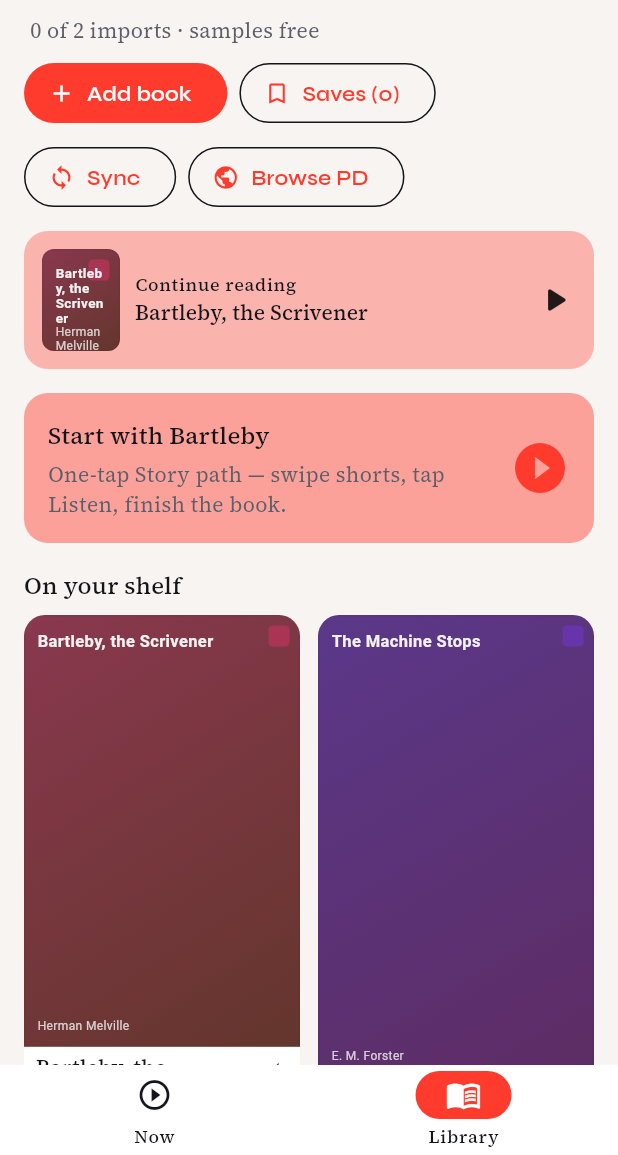
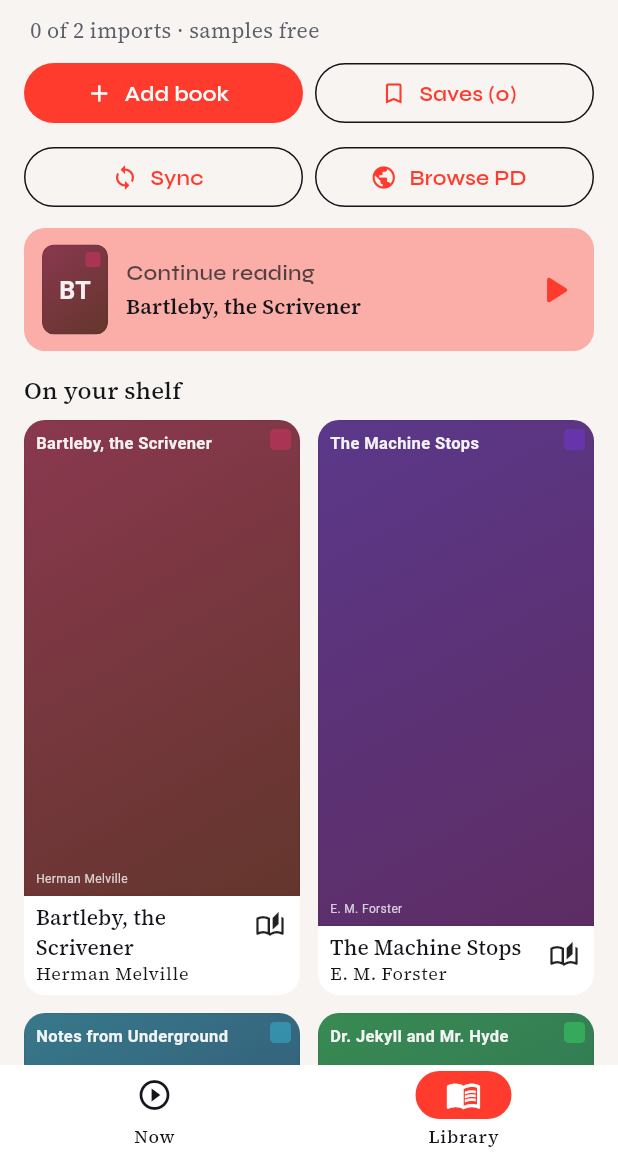
Before and after one commit to rya889/Flick, a Flutter app: the screen it shows after launch, on a phone screen of 412 x 824 dp, the part 81-1236 px from its top. Run offline on Flutter 3.47's test engine with Material 3 defaults, Android fonts, the phone set to English and light mode, and no system bars; our stand-ins replace drift, drift_flutter, file_picker, flutter_tts, google_fonts, share_plus and 1 more; missing offline and left inert: purchases_flutter; accounts and stored records are empty; generated files the repository leaves out were written again; network calls fail; Roboto replaces fonts that are missing (Literata).

Commit message:
Fix Library hero cover overflow and tighten spacing
Use compact monogram covers in small slots, constrain hero thumbnails,
restore three-line Continue reading copy, and equal-width action rows.

Co-authored-by: rya889 <rya889@users.noreply.github.com>

```diff
--- a/app/lib/screens/library_screen.dart
+++ b/app/lib/screens/library_screen.dart
@@ -64,11 +64,12 @@ class _LibraryScreenState extends State<LibraryScreen> {
         ),
         Padding(
           padding: const EdgeInsets.symmetric(horizontal: 16),
-          child: Wrap(
-            spacing: 8,
-            runSpacing: 8,
+          child: Column(
             children: [
-              FilledButton.icon(
+              Row(
+                children: [
+                  Expanded(
+                    child: FilledButton.icon(
                       onPressed: _importing ? null : () => _showAddBook(context),
                       icon: _importing
                           ? const SizedBox(
@@ -79,17 +80,30 @@ class _LibraryScreenState extends State<LibraryScreen> {
                           : const Icon(Icons.add),
                       label: Text(_importing ? 'Importing…' : 'Add book'),
                     ),
-              OutlinedButton.icon(
+                  ),
+                  const SizedBox(width: 8),
+                  Expanded(
+                    child: OutlinedButton.icon(
                       onPressed: () => _showBookmarks(context),
                       icon: const Icon(Icons.bookmark_outline),
                       label: Text('Saves (${c.saves.length})'),
                     ),
-              OutlinedButton.icon(
+                  ),
+                ],
+              ),
+              const SizedBox(height: 8),
+              Row(
+                children: [
+                  Expanded(
+                    child: OutlinedButton.icon(
                       onPressed: () => showSyncSheet(context),
                       icon: const Icon(Icons.sync),
                       label: const Text('Sync'),
                     ),
-              OutlinedButton.icon(
+                  ),
+                  const SizedBox(width: 8),
+                  Expanded(
+                    child: OutlinedButton.icon(
                       onPressed: () {
                         Navigator.of(context).push(
                           MaterialPageRoute<void>(
@@ -100,10 +114,13 @@ class _LibraryScreenState extends State<LibraryScreen> {
                       icon: const Icon(Icons.public),
                       label: const Text('Browse PD'),
                     ),
+                  ),
+                ],
+              ),
             ],
           ),
         ),
-        const SizedBox(height: 12),
+        const SizedBox(height: 10),
         Expanded(
           child: c.books.isEmpty
               ? LibraryEmptyState(
@@ -116,7 +133,8 @@ class _LibraryScreenState extends State<LibraryScreen> {
                   children: [
                     if (c.continueReadingBook != null)
                       _ContinueReadingCard(book: c.continueReadingBook!),
-                    if (c.books.any((b) => b.id == kBartlebySampleId))
+                    if (c.books.any((b) => b.id == kBartlebySampleId) &&
+                        c.continueReadingBook?.id != kBartlebySampleId)
                       _BartlebyDogfoodCard(
                         completed: c.isBookCompleted(kBartlebySampleId),
                         onStory: () async {
@@ -125,6 +143,9 @@ class _LibraryScreenState extends State<LibraryScreen> {
                           await c.openBook(book);
                         },
                       ),
+                    if (c.continueReadingBook != null ||
+                        c.books.any((b) => b.id == kBartlebySampleId))
+                      const SizedBox(height: 4),
                     Text(
                       'On your shelf',
                       style: Theme.of(context).textTheme.titleMedium,
@@ -385,6 +406,104 @@ class _LibraryScreenState extends State<LibraryScreen> {
   }
 }
 
+class _LibraryHeroCard extends StatelessWidget {
+  const _LibraryHeroCard({
+    required this.leadingWidth,
+    required this.leadingHeight,
+    required this.leading,
+    required this.title,
+    required this.subtitle,
+    this.detail,
+    required this.trailing,
+    required this.onTap,
+  });
+
+  final double leadingWidth;
+  final double leadingHeight;
+  final Widget leading;
+  final String title;
+  final String subtitle;
+  final String? detail;
+  final Widget trailing;
+  final VoidCallback onTap;
+
+  static const _coverWidth = 44.0;
+  static const _coverHeight = 60.0;
+
+  @override
+  Widget build(BuildContext context) {
+    final scheme = Theme.of(context).colorScheme;
+    final textScaler = MediaQuery.textScalerOf(context)
+        .clamp(minScaleFactor: 1, maxScaleFactor: 1.15);
+    return Padding(
+      padding: const EdgeInsets.only(bottom: 10),
+      child: Material(
+        color: scheme.primaryContainer.withValues(alpha: 0.38),
+        borderRadius: BorderRadius.circular(14),
+        child: InkWell(
+          borderRadius: BorderRadius.circular(14),
+          onTap: onTap,
+          child: Padding(
+            padding: const EdgeInsets.fromLTRB(12, 11, 10, 11),
+            child: Row(
+              crossAxisAlignment: CrossAxisAlignment.center,
+              children: [
+                SizedBox(
+                  width: leadingWidth,
+                  height: leadingHeight,
+                  child: leading,
+                ),
+                const SizedBox(width: 12),
+                Expanded(
+                  child: Column(
+                    mainAxisSize: MainAxisSize.min,
+                    crossAxisAlignment: CrossAxisAlignment.start,
+                    children: [
+                      Text(
+                        title,
+                        maxLines: 1,
+                        overflow: TextOverflow.ellipsis,
+                        textScaler: textScaler,
+                        style: Theme.of(context).textTheme.labelLarge?.copyWith(
+                              color: scheme.onSurface.withValues(alpha: 0.72),
+                              fontWeight: FontWeight.w600,
+                              letterSpacing: 0.2,
+                            ),
+                      ),
+                      const SizedBox(height: 3),
+                      Text(
+                        subtitle,
+                        maxLines: 1,
+                        overflow: TextOverflow.ellipsis,
+                        textScaler: textScaler,
+                        style: Theme.of(context).textTheme.titleSmall?.copyWith(
+                              fontWeight: FontWeight.w600,
+                            ),
+                      ),
+                      if (detail != null) ...[
+                        const SizedBox(height: 2),
+                        Text(
+                          detail!,
+                          maxLines: 1,
+                          overflow: TextOverflow.ellipsis,
+                          textScaler: textScaler,
+                          style: Theme.of(context).textTheme.bodySmall,
+                        ),
+                      ],
+                    ],
+                  ),
+                ),
+                const SizedBox(width: 4),
+                trailing,
+              ],
+            ),
+          ),
+        ),
+      ),
+    );
+  }
+}
+
 class _BartlebyDogfoodCard extends StatelessWidget {
   const _BartlebyDogfoodCard({
     required this.completed,
@@ -396,47 +515,35 @@ class _BartlebyDogfoodCard extends StatelessWidget {
 
   @override
   Widget build(BuildContext context) {
+    final bartleby = sampleLibrary.firstWhere((s) => s.id == kBartlebySampleId);
+    final book = LibraryBook(
+      id: bartleby.id,
+      title: bartleby.title,
+      author: bartleby.author,
+      source: BookSource.sample,
+      text: '',
+      addedAt: DateTime(2026),
+      coverHue: bartleby.hue,
+    );
     final scheme = Theme.of(context).colorScheme;
-    return Padding(
-      padding: const EdgeInsets.only(bottom: 16),
-      child: Material(
-        color: scheme.primaryContainer.withValues(alpha: 0.45),
-        borderRadius: BorderRadius.circular(16),
-        child: InkWell(
-          borderRadius: BorderRadius.circular(16),
-          onTap: onStory,
-          child: Padding(
-            padding: const EdgeInsets.all(16),
-            child: Row(
-              children: [
-                Expanded(
-                  child: Column(
-                    crossAxisAlignment: CrossAxisAlignment.start,
-                    children: [
-                      Text(
-                        completed ? 'Bartleby — finished' : 'Start with Bartleby',
-                        style: Theme.of(context).textTheme.titleMedium,
+    return _LibraryHeroCard(
+      leadingWidth: _LibraryHeroCard._coverWidth,
+      leadingHeight: _LibraryHeroCard._coverHeight,
+      leading: FlickBookCover(
+        book: book,
+        width: _LibraryHeroCard._coverWidth,
+        height: _LibraryHeroCard._coverHeight,
       ),
-                      const SizedBox(height: 4),
-                      Text(
-                        completed
+      title: completed ? 'Bartleby — finished' : 'Start with Bartleby',
+      subtitle: completed
           ? 'Replay Story shorts or open the full reader.'
-                            : 'One-tap Story path — swipe shorts, tap Listen, finish the book.',
-                        style: Theme.of(context).textTheme.bodyMedium,
-                      ),
-                    ],
-                  ),
-                ),
-                Icon(
+          : 'One tap: Story, Listen, Finish.',
+      trailing: Icon(
         completed ? Icons.check_circle : Icons.play_circle_fill,
         color: scheme.primary,
-                  size: 40,
+        size: 36,
       ),
-              ],
-            ),
-          ),
-        ),
-      ),
+      onTap: onStory,
     );
   }
 }
@@ -449,55 +556,27 @@ class _ContinueReadingCard extends StatelessWidget {
   Widget build(BuildContext context) {
     final c = context.watch<FlickController>();
     final chip = c.continueReadingLabel(book.id);
-    return Padding(
-      padding: const EdgeInsets.only(bottom: 16),
-      child: Material(
-        color: Theme.of(context).colorScheme.primaryContainer.withValues(alpha: 0.35),
-        borderRadius: BorderRadius.circular(16),
-        child: InkWell(
-          borderRadius: BorderRadius.circular(16),
+    final scheme = Theme.of(context).colorScheme;
+    return _LibraryHeroCard(
+      leadingWidth: _LibraryHeroCard._coverWidth,
+      leadingHeight: _LibraryHeroCard._coverHeight,
+      leading: FlickBookCover(
+        book: book,
+        width: _LibraryHeroCard._coverWidth,
+        height: _LibraryHeroCard._coverHeight,
+      ),
+      title: 'Continue reading',
+      subtitle: book.title,
+      detail: chip,
+      trailing: Icon(
+        Icons.play_arrow_rounded,
+        color: scheme.primary,
+        size: 32,
+      ),
       onTap: () async {
         await c.openBook(book);
         c.setTab(0);
       },
-          child: Padding(
-            padding: const EdgeInsets.all(12),
-            child: Row(
-              crossAxisAlignment: CrossAxisAlignment.center,
-              children: [
-                FlickBookCover(book: book, width: 52, height: 68),
-                const SizedBox(width: 10),
-                Expanded(
-                  child: Column(
-                    mainAxisSize: MainAxisSize.min,
-                    crossAxisAlignment: CrossAxisAlignment.start,
-                    children: [
-                      Text(
-                        'Continue reading',
-                        style: Theme.of(context).textTheme.labelMedium,
-                      ),
-                      Text(
-                        book.title,
-                        maxLines: 1,
-                        overflow: TextOverflow.ellipsis,
-                        style: Theme.of(context).textTheme.titleSmall,
-                      ),
-                      if (chip != null)
-                        Text(
-                          chip,
-                          maxLines: 1,
-                          overflow: TextOverflow.ellipsis,
-                          style: Theme.of(context).textTheme.bodySmall,
-                        ),
-                    ],
-                  ),
-                ),
-                const Icon(Icons.play_arrow_rounded, size: 28),
-              ],
-            ),
-          ),
-        ),
-      ),
     );
   }
 }
@@ -515,7 +594,7 @@ class _ShelfCoverGrid extends StatelessWidget {
         crossAxisCount: 2,
         mainAxisSpacing: 12,
         crossAxisSpacing: 12,
-        childAspectRatio: 0.52,
+        childAspectRatio: 0.48,
       ),
       itemCount: books.length,
       itemBuilder: (context, index) => _ShelfBookCard(book: books[index]),
--- a/app/lib/widgets/flick_book_cover.dart
+++ b/app/lib/widgets/flick_book_cover.dart
@@ -19,6 +19,9 @@ class FlickBookCover extends StatelessWidget {
   final double height;
   final double borderRadius;
 
+  /// Full title stack needs ~76px; smaller slots use monogram layout.
+  bool get _compact => height < 78 || width < 60;
+
   @override
   Widget build(BuildContext context) {
     final meta = coverMetaForBook(book);
@@ -37,6 +40,7 @@ class FlickBookCover extends StatelessWidget {
             width: width,
             height: height,
             borderRadius: borderRadius,
+            compact: _compact,
           ),
         ),
       );
@@ -46,6 +50,7 @@ class FlickBookCover extends StatelessWidget {
       width: width,
       height: height,
       borderRadius: borderRadius,
+      compact: _compact,
     );
   }
 }
@@ -56,12 +61,14 @@ class _TypographyCover extends StatelessWidget {
     required this.width,
     required this.height,
     required this.borderRadius,
+    required this.compact,
   });
 
   final LibraryBook book;
   final double width;
   final double height;
   final double borderRadius;
+  final bool compact;
 
   @override
   Widget build(BuildContext context) {
@@ -69,13 +76,10 @@ class _TypographyCover extends StatelessWidget {
     final onDark = HSLColor.fromAHSL(1, hue, 0.08, 0.95).toColor();
     final ink = HSLColor.fromAHSL(1, hue, 0.35, 0.22).toColor();
     final accent = HSLColor.fromAHSL(1, hue, 0.55, 0.45).toColor();
-    final title = _shortTitle(book.title);
+    final title = _shortTitle(book.title, compact ? 28 : 48);
     final author = book.author ?? '';
 
-    return Container(
-      width: width,
-      height: height,
-      decoration: BoxDecoration(
+    final gradient = BoxDecoration(
       borderRadius: BorderRadius.circular(borderRadius),
       gradient: LinearGradient(
         begin: Alignment.topLeft,
@@ -86,7 +90,55 @@ class _TypographyCover extends StatelessWidget {
         ],
       ),
       border: Border.all(color: ink.withValues(alpha: 0.12)),
+    );
+
+    if (compact) {
+      return ClipRRect(
+        borderRadius: BorderRadius.circular(borderRadius),
+        child: SizedBox(
+          width: width,
+          height: height,
+          child: DecoratedBox(
+            decoration: gradient,
+            child: Stack(
+              children: [
+                Positioned(
+                  top: 5,
+                  right: 5,
+                  child: Container(
+                    width: 10,
+                    height: 10,
+                    decoration: BoxDecoration(
+                      color: accent.withValues(alpha: 0.85),
+                      borderRadius: BorderRadius.circular(2),
                     ),
+                  ),
+                ),
+                Center(
+                  child: Text(
+                    _monogram(book.title),
+                    style: GoogleFonts.literata(
+                      fontSize: (width * 0.38).clamp(16, 24),
+                      fontWeight: FontWeight.w700,
+                      color: onDark,
+                    ),
+                  ),
+                ),
+              ],
+            ),
+          ),
+        ),
+      );
+    }
+
+    return ClipRRect(
+      borderRadius: BorderRadius.circular(borderRadius),
+      clipBehavior: Clip.hardEdge,
+      child: SizedBox(
+        width: width,
+        height: height,
+        child: DecoratedBox(
+          decoration: gradient,
           child: Stack(
             children: [
               Positioned(
@@ -101,46 +153,60 @@ class _TypographyCover extends StatelessWidget {
                   ),
                 ),
               ),
-          Padding(
-            padding: const EdgeInsets.fromLTRB(8, 10, 8, 8),
+              Positioned.fill(
+                child: Padding(
+                  padding: const EdgeInsets.fromLTRB(8, 9, 8, 7),
                   child: Column(
                     crossAxisAlignment: CrossAxisAlignment.start,
                     children: [
-                Text(
+                      Expanded(
+                        child: Text(
                           title,
                           maxLines: 4,
                           overflow: TextOverflow.ellipsis,
                           style: GoogleFonts.literata(
-                    fontSize: width > 60 ? 11 : 9,
-                    height: 1.15,
+                            fontSize: width > 60 ? 11 : 10,
+                            height: 1.12,
                             fontWeight: FontWeight.w600,
                             color: onDark,
                           ),
                         ),
-                if (author.isNotEmpty) ...[
-                  const Spacer(),
+                      ),
+                      if (author.isNotEmpty)
                         Text(
                           author,
                           maxLines: 2,
                           overflow: TextOverflow.ellipsis,
                           style: GoogleFonts.literata(
                             fontSize: 8,
-                      height: 1.1,
+                            height: 1.08,
                             color: onDark.withValues(alpha: 0.82),
                           ),
                         ),
                     ],
-              ],
+                  ),
                 ),
               ),
             ],
           ),
+        ),
+      ),
     );
   }
 
-  String _shortTitle(String raw) {
+  String _monogram(String title) {
+    final t = title.trim();
+    if (t.isEmpty) return '?';
+    final words = t.split(RegExp(r'\s+')).where((w) => w.isNotEmpty).toList();
+    if (words.length >= 2) {
+      return '${words.first[0]}${words[1][0]}'.toUpperCase();
+    }
+    return t.substring(0, 1).toUpperCase();
+  }
+
+  String _shortTitle(String raw, int maxLen) {
     final t = raw.trim();
-    if (t.length <= 48) return t;
-    return '${t.substring(0, 45)}…';
+    if (t.length <= maxLen) return t;
+    return '${t.substring(0, maxLen - 1)}…';
   }
 }
```
Also changed, not shown: 1 other file. Lines whose indentation alone changed are shown as unchanged.
